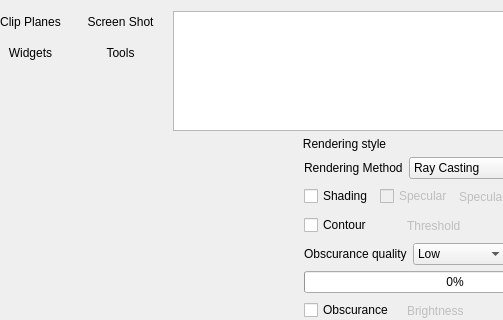
This is starviewer/src/extensions/playground/volume3dviewtesting/qvolume3dviewtestingextensionbase.ui in starviewer-medical/starviewer as Qt 5 draws it before an edit; both pictures show x 374 to 877 and y 0 to 320 of the 991 by 773 pixel window. The edited form follows.
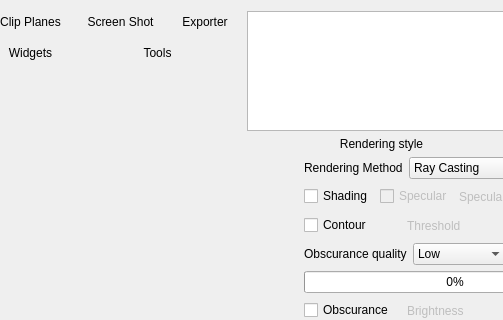
This is the edited form. Icons and pictures are not drawn. Custom widgets are drawn as their Qt base class.

Commit message: ENH: S'afegeix la opció d'exportar a la base de dades i al PACS el que es veu per pantalla en forma d'una sèrie nova.

The edit to the form file:
```diff
--- a/starviewer/src/extensions/playground/volume3dviewtesting/qvolume3dviewtestingextensionbase.ui
+++ b/starviewer/src/extensions/playground/volume3dviewtesting/qvolume3dviewtestingextensionbase.ui
@@ -944,7 +944,9 @@
       <number>0</number>
      </property>
      <item>
-      <widget class="QToolButton" name="m_screenShotToolButton">
+      <layout class="QHBoxLayout" name="horizontalLayout">
+       <item>
+        <widget class="QToolButton" name="m_screenShotToolButton">
        <property name="text">
         <string>Screen Shot</string>
        </property>
@@ -965,6 +967,31 @@
         <bool>true</bool>
        </property>
       </widget>
+       </item>
+       <item>
+        <widget class="QToolButton" name="m_screenshotsExporterToolButton">
+         <property name="text">
+          <string>Exporter</string>
+         </property>
+         <property name="icon">
+          <iconset resource="../../../main/main.qrc">
+           <normaloff>:/images/store.png</normaloff>:/images/store.png</iconset>
+         </property>
+         <property name="iconSize">
+          <size>
+           <width>32</width>
+           <height>32</height>
+          </size>
+         </property>
+         <property name="toolButtonStyle">
+          <enum>Qt::ToolButtonTextUnderIcon</enum>
+         </property>
+         <property name="autoRaise">
+          <bool>true</bool>
+         </property>
+        </widget>
+       </item>
+      </layout>
      </item>
      <item>
       <widget class="QLabel" name="label_4">
```
The commit also changes 2 other files.
